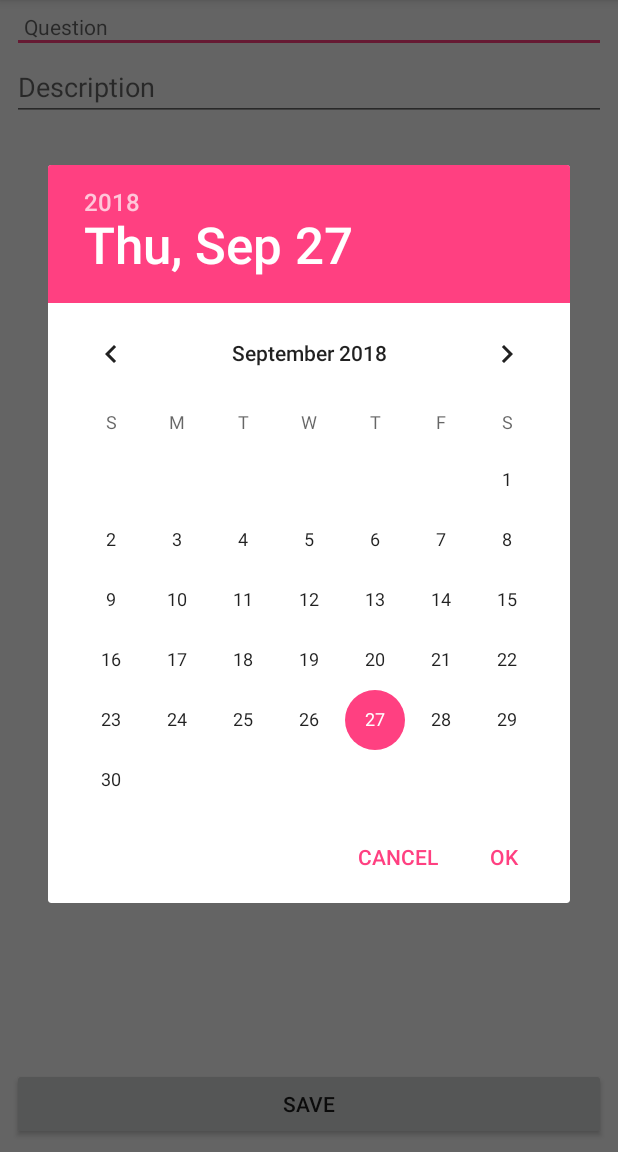
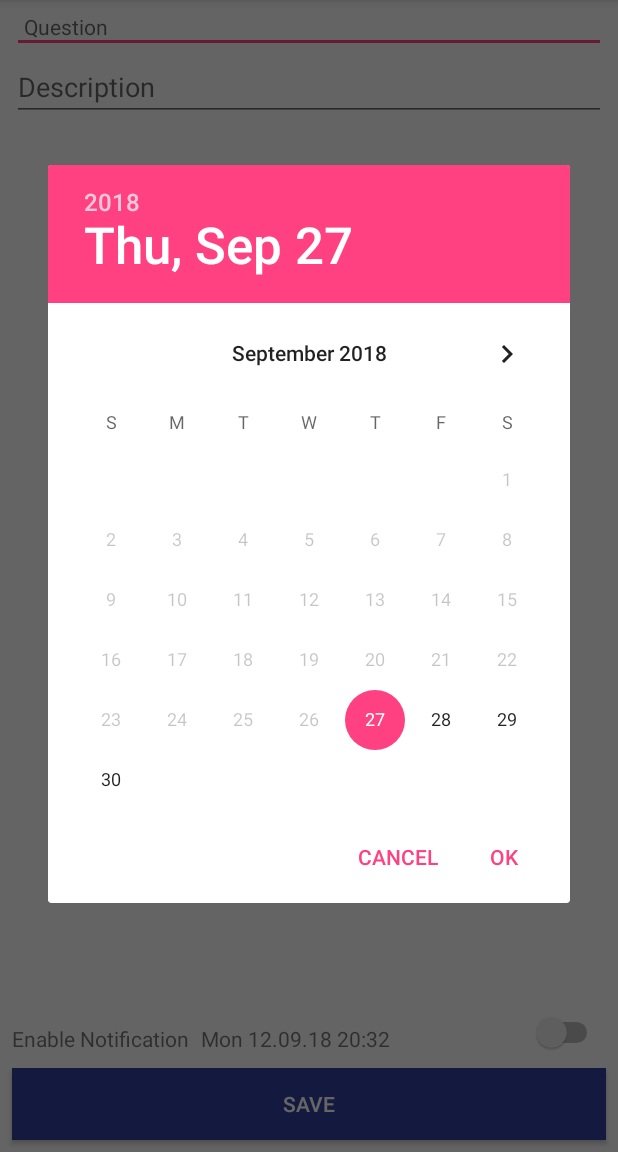
Before and after one commit to Hovo-Infinity/askHovo, an Android app: the CreateQuestionActivity screen opened directly, with no data from a screen before it, after a tap on an icon or button, on a phone screen of 412 x 824 dp, the part 84-1236 px from its top. Run offline under Robolectric (Android 15) with nearby library versions, the phone set to English and light mode, and no system bars; libraries missing offline, so code that uses them is left out: com.rengwuxian.materialedittext; plain views replace MaterialEditText, MaterialMultiAutoCompleteTextView; 2 statements that could not run were skipped.

Commit message:
random image set notification can not set before now

```diff
--- a/app/src/main/java/Core/Pickers/DatePickerFragment.java
+++ b/app/src/main/java/Core/Pickers/DatePickerFragment.java
@@ -29,6 +29,8 @@ public class DatePickerFragment extends DialogFragment {
         int day = c.get(Calendar.DAY_OF_MONTH);
 
         // Create a new instance of DatePickerDialog and return it
-        return new DatePickerDialog(getActivity(), mListener, year, month, day);
+        DatePickerDialog datePickerDialog = new DatePickerDialog(getActivity(), mListener, year, month, day);
+        datePickerDialog.getDatePicker().setMinDate(System.currentTimeMillis() - 1000);
+        return datePickerDialog;
     }
 }
--- a/app/src/main/java/Core/Pickers/TimePickerFragment.java
+++ b/app/src/main/java/Core/Pickers/TimePickerFragment.java
@@ -27,7 +27,7 @@ public class TimePickerFragment extends DialogFragment {
         // Use the current time as the default values for the picker
         final Calendar c = Calendar.getInstance();
         int hour = c.get(Calendar.HOUR_OF_DAY);
-        int minute = c.get(Calendar.MINUTE);
+        int minute = c.get(Calendar.MINUTE) + 1;
 
         // Create a new instance of TimePickerDialog and return it
         return new TimePickerDialog(getActivity(), mListener, hour, minute,
--- a/app/src/main/java/com/example/hovhannesstepanyan/askhovo/CreateQuestionActivity.java
+++ b/app/src/main/java/com/example/hovhannesstepanyan/askhovo/CreateQuestionActivity.java
@@ -1,16 +1,19 @@
 package com.example.hovhannesstepanyan.askhovo;
 
-import android.app.DatePickerDialog;
 import android.app.Notification;
-import android.app.NotificationManager;
+import android.content.DialogInterface;
 import android.content.Intent;
+import android.os.Build;
 import android.os.Bundle;
 import android.support.v4.app.NotificationCompat;
 import android.support.v4.app.NotificationManagerCompat;
+import android.support.v7.app.AlertDialog;
 import android.support.v7.app.AppCompatActivity;
 import android.support.v7.widget.AppCompatButton;
 import android.view.Menu;
 import android.view.MenuItem;
+import android.widget.Switch;
+import android.widget.TextView;
 
 import com.example.hovhannesstepanyan.askhovo.Notification.QuestionNotification;
 import com.rengwuxian.materialedittext.MaterialEditText;
@@ -23,7 +26,6 @@ import java.util.Date;
 import Core.Constants;
 import Core.Database.QuestionModel;
 import Core.Database.QuestonDatabase;
-import Core.Pickers.DatePickerFragment;
 import Core.Pickers.DateTimePicker;
 
 public class CreateQuestionActivity extends AppCompatActivity {
@@ -33,16 +35,15 @@ public class CreateQuestionActivity extends AppCompatActivity {
     private AppCompatButton mSaveButton;
     private MaterialMultiAutoCompleteTextView mDescriptionView;
     private MaterialEditText mQuestionView;
+    private TextView mDateTextView;
+    private Switch mSwitch;
     private QuestionModel mQuestion;
     private Calendar mSelectCalendar;
 
     @Override
     protected void onCreate(Bundle savedInstanceState) {
         super.onCreate(savedInstanceState);
-        setContentView(R.layout.activity_reate_question);
-        mSaveButton = findViewById(R.id.b_save_question);
-        mDescriptionView = findViewById(R.id.mtw_description);
-        mQuestionView = findViewById(R.id.mte_question);
+        bindViews();
 
         Intent intent = getIntent();
         Bundle bundle = intent.getExtras();
@@ -50,9 +51,9 @@ public class CreateQuestionActivity extends AppCompatActivity {
             mQuestion = bundle.getParcelable(Constants.QUESTION_MODEL);
             if (mQuestion != null) {
                 mQuestionView.setText(mQuestion.getTitle());
-            }
-            if (mQuestion != null) {
                 mDescriptionView.setText(mQuestion.getQuestion());
+                mDateTextView.setText(mQuestion.getDate());
+                mSwitch.setChecked(mQuestion.getNotificationEnabled());
             }
         }
 
@@ -75,29 +76,86 @@ public class CreateQuestionActivity extends AppCompatActivity {
                     resIntent.putExtra(Constants.DESCRIPTION, descr);
                     setResult(RESULT_OK, resIntent);
                     */
-                        QuestionModel questionModel = new QuestionModel(descr, question, SimpleDateFormat.getInstance().format(new Date()), false);
+                        QuestionModel questionModel = new QuestionModel(descr, question, SimpleDateFormat.getInstance().format(new Date()), false, mSwitch.isChecked());
                         QuestonDatabase.getDataBase(getApplicationContext()).pinDAO().insertQuestion(questionModel);
-                        if (mSelectCalendar != null) {
+                        if (mSelectCalendar != null && mSwitch.isChecked()) {
+                            Calendar now = Calendar.getInstance();
+                            if (mSelectCalendar.before(now)) {
+                                createAlertDialog(((dialog, which) -> {
                                     QuestionNotification.setReminder(CreateQuestionActivity.this, NotificationReceiver.class, questionModel, mSelectCalendar);
                                     Date selectDate = mSelectCalendar.getTime();
                                     questionModel.setDate(SimpleDateFormat.getInstance().format(selectDate));
                                     QuestonDatabase.getDataBase(getApplicationContext()).pinDAO().updateQuestion(questionModel);
+                                    finish();
+                                }));
+                            } else {
+                                QuestionNotification.setReminder(CreateQuestionActivity.this, NotificationReceiver.class, questionModel, mSelectCalendar);
+                                Date selectDate = mSelectCalendar.getTime();
+                                questionModel.setDate(SimpleDateFormat.getInstance().format(selectDate));
+                                QuestonDatabase.getDataBase(getApplicationContext()).pinDAO().updateQuestion(questionModel);
+                                finish();
+                            }
+                        } else {
+                            QuestonDatabase.getDataBase(getApplicationContext()).pinDAO().updateQuestion(questionModel);
+                            finish();
                         }
                     } else {
                         mQuestion.setQuestion(descr);
                         mQuestion.setTitle(question);
-                        if (mSelectCalendar != null) {
+                        mQuestion.setNotificationEnabled(mSwitch.isChecked());
+                        if (mSelectCalendar != null && mSwitch.isChecked()) {
+                            Calendar now = Calendar.getInstance();
+                            if (mSelectCalendar.before(now)) {
+                                createAlertDialog((dialog, which) -> {
+                                    mSelectCalendar.set(Calendar.DAY_OF_MONTH, mSelectCalendar.get(Calendar.DAY_OF_MONTH) + 1);
                                     QuestionNotification.setReminder(CreateQuestionActivity.this, NotificationReceiver.class, mQuestion, mSelectCalendar);
                                     Date selectDate = mSelectCalendar.getTime();
                                     mQuestion.setDate(SimpleDateFormat.getInstance().format(selectDate));
+                                    QuestonDatabase.getDataBase(getApplicationContext()).pinDAO().updateQuestion(mQuestion);
+                                    finish();
+                                });
+                            } else {
+                                QuestionNotification.setReminder(CreateQuestionActivity.this, NotificationReceiver.class, mQuestion, mSelectCalendar);
+                                Date selectDate = mSelectCalendar.getTime();
+                                mQuestion.setDate(SimpleDateFormat.getInstance().format(selectDate));
+                                QuestonDatabase.getDataBase(getApplicationContext()).pinDAO().updateQuestion(mQuestion);
+                                finish();
                             }
+                        } else {
                             QuestonDatabase.getDataBase(getApplicationContext()).pinDAO().updateQuestion(mQuestion);
+                            finish();
                         }
-                    finish();
+                    }
                 }
             }
         });
 
+    }
+
+    private void createAlertDialog(DialogInterface.OnClickListener listener) {
+        AlertDialog.Builder builder;
+        if (Build.VERSION.SDK_INT >= Build.VERSION_CODES.LOLLIPOP) {
+            builder = new AlertDialog.Builder(CreateQuestionActivity.this, android.R.style.Theme_Material_Dialog_Alert);
+        } else {
+            builder = new AlertDialog.Builder(CreateQuestionActivity.this);
+        }
+        builder.setIcon(R.mipmap.ic_launcher_app)
+                .setMessage("Error e exe")
+                .setTitle("Errrrrrrrrorrrrrr")
+                .setPositiveButton("ok", listener)
+                .setNegativeButton("cancel", (dialog, which) -> {
+                })
+                .create()
+                .show();
+    }
+
+    private void bindViews() {
+        setContentView(R.layout.activity_create_question);
+        mSaveButton = findViewById(R.id.b_save_question);
+        mDescriptionView = findViewById(R.id.mtw_description);
+        mQuestionView = findViewById(R.id.mte_question);
+        mDateTextView = findViewById(R.id.tv_notification_date);
+        mSwitch = findViewById(R.id.switch_enable_notification);
     }
 
     @Override
@@ -114,7 +172,10 @@ public class CreateQuestionActivity extends AppCompatActivity {
 //            new DateTimePicker().show(getSupportFragmentManager(), TAG);
 //            QuestionNotification.setReminder(this, NotificationReceiver.class, mQuestion, 2018, 9, 23, 14, 47);
             new DateTimePicker()
-                    .setListener((view, calendar) -> mSelectCalendar = calendar)
+                    .setListener((view, calendar) -> {
+                        mSelectCalendar = calendar;
+                        mDateTextView.setText(SimpleDateFormat.getInstance().format(calendar.getTime()));
+                    })
                     .show(getSupportFragmentManager(), TAG);
             return true;
         }
--- a/app/src/main/java/com/example/hovhannesstepanyan/askhovo/NotificationReceiver.java
+++ b/app/src/main/java/com/example/hovhannesstepanyan/askhovo/NotificationReceiver.java
@@ -40,8 +40,7 @@ public class NotificationReceiver extends BroadcastReceiver {
         Log.e(TAG, question.getQuestion());
 
         //Trigger the notification
-        QuestionNotification.showNotification(context, CreateQuestionActivity.class,
-                question.getTitle(), question.getQuestion());
+        QuestionNotification.showNotification(context, CreateQuestionActivity.class, question);
 
         /*
         NotificationManager notificationManager = (NotificationManager) context.getSystemService(Context.NOTIFICATION_SERVICE);
--- a/app/src/main/res/layout/activity_reate_question.xml
+++ b/app/src/main/res/layout/activity_create_question.xml
@@ -14,6 +14,8 @@
         android:hint="Question"
         android:padding="@dimen/margin_small"
         android:textSize="14sp"
+        app:layout_constraintBottom_toTopOf="@id/mtw_description"
+        app:layout_constraintRight_toRightOf="parent"
         app:layout_constraintStart_toStartOf="parent"
         app:layout_constraintTop_toTopOf="parent"
         app:met_errorColor="@color/error"
@@ -28,11 +30,43 @@
         android:layout_marginEnd="@dimen/margin_small"
         android:layout_marginStart="@dimen/margin_small"
         android:hint="Description"
+        app:layout_constraintRight_toRightOf="parent"
         app:layout_constraintStart_toStartOf="parent"
         app:layout_constraintTop_toBottomOf="@id/mte_question"
         app:met_errorColor="@color/error"
         app:met_floatingLabel="highlight"
-        tools:layout_editor_absoluteX="8dp" />
+        tools:layout_editor_absoluteX="8dp"/>
+
+    <TextView
+        android:id="@+id/tv_notification_enable"
+        android:layout_width="wrap_content"
+        android:layout_height="wrap_content"
+        android:layout_marginBottom="@dimen/margin_medium"
+        android:layout_marginStart="@dimen/margin_small"
+        android:text="Enable Notification"
+        app:layout_constraintBottom_toTopOf="@id/b_save_question"
+        app:layout_constraintLeft_toLeftOf="parent"
+        app:layout_constraintRight_toLeftOf="@id/tv_notification_date" />
+
+    <TextView
+        android:id="@+id/tv_notification_date"
+        android:layout_width="wrap_content"
+        android:layout_height="wrap_content"
+        android:layout_marginBottom="@dimen/margin_medium"
+        android:layout_marginStart="@dimen/margin_small"
+        android:text="Mon 12.09.18 20:32"
+        app:layout_constraintBottom_toTopOf="@id/b_save_question"
+        app:layout_constraintLeft_toRightOf="@id/tv_notification_enable" />
+
+    <Switch
+        android:id="@+id/switch_enable_notification"
+        android:layout_width="wrap_content"
+        android:layout_height="wrap_content"
+        android:layout_marginBottom="@dimen/margin_medium"
+        android:layout_marginEnd="@dimen/margin_medium"
+        app:layout_constraintBottom_toTopOf="@id/b_save_question"
+        android:theme="@style/notificationSwitch"
+        app:layout_constraintRight_toRightOf="parent" />
 
     <android.support.v7.widget.AppCompatButton
         android:id="@+id/b_save_question"
@@ -41,7 +75,9 @@
         android:layout_marginBottom="@dimen/margin_small"
         android:layout_marginEnd="@dimen/margin_small"
         android:layout_marginStart="@dimen/margin_small"
+        android:background="@color/colorPrimaryDark"
         android:text="Save"
+        android:textColor="@color/white"
         app:layout_constraintBottom_toBottomOf="parent"
         app:layout_constraintEnd_toEndOf="parent"
         app:layout_constraintStart_toStartOf="parent" />
--- a/app/src/main/res/values/colors.xml
+++ b/app/src/main/res/values/colors.xml
@@ -10,4 +10,5 @@
     <color name="white50">#80ffffff</color>
     <color name="white60">#99ffffff</color>
     <color name="white70">#B3ffffff</color>
+    <color name="switch_enable">#99d066</color>
 </resources>
--- a/app/src/main/res/values/strings.xml
+++ b/app/src/main/res/values/strings.xml
@@ -2,4 +2,5 @@
     <string name="app_name">AskHovo</string>
     <string name="action_change_bg_image">Change Background</string>
     <string name="action_reset_bg_image">Reset Background</string>
+    <string name="action_random_bg_image">Random Background</string>
 </resources>
--- a/app/src/main/res/values/styles.xml
+++ b/app/src/main/res/values/styles.xml
@@ -17,4 +17,8 @@
 
     <style name="AppTheme.PopupOverlay" parent="ThemeOverlay.AppCompat.Light" />
 
+    <style name="notificationSwitch">
+        <item name="colorControlActivated">@color/switch_enable</item>
+    </style>
+
 </resources>
```
Also changed, not shown: app/src/main/java/Core/DataManager.java (+11 -1 lines), app/src/main/java/Core/Database/QuestionModel.java (+16 -1 lines), app/src/main/java/Core/Database/QuestonDatabase.java (+13 -1 lines), app/src/main/java/com/example/hovhannesstepanyan/askhovo/MainActivity.java (+13 -7 lines), app/src/main/java/com/example/hovhannesstepanyan/askhovo/Notification/QuestionNotification.java (+12 -6 lines), app/src/main/res/menu/menu_main.xml (+7 -0 lines), 1 other file. Lines whose indentation alone changed are shown as unchanged.
